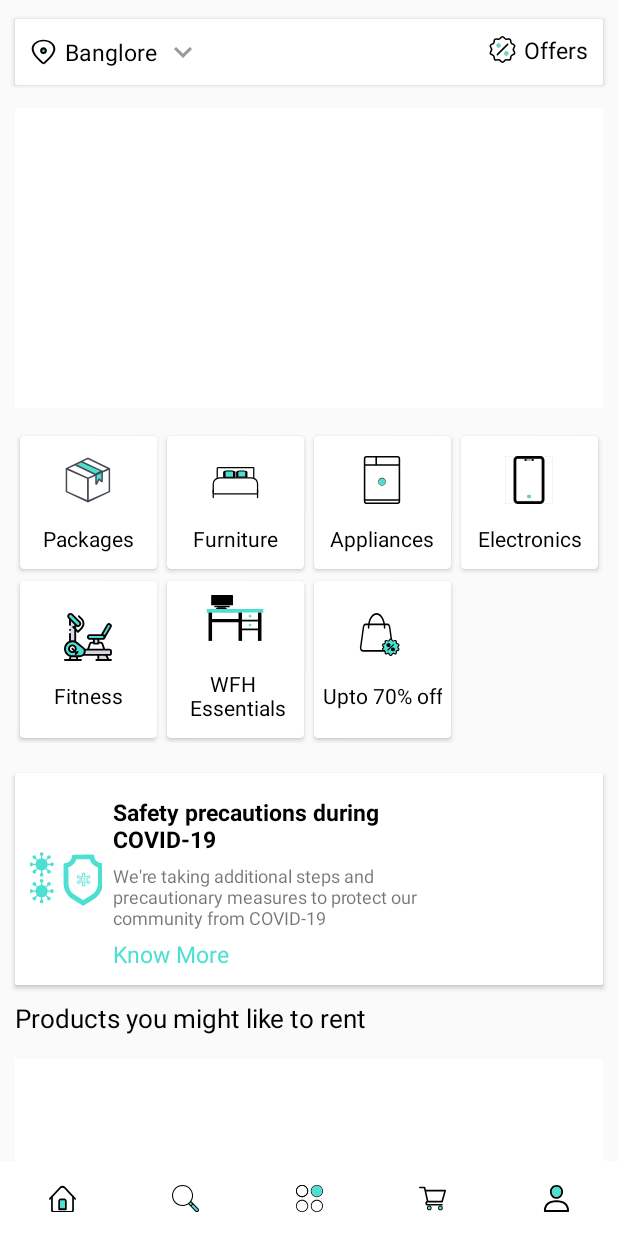
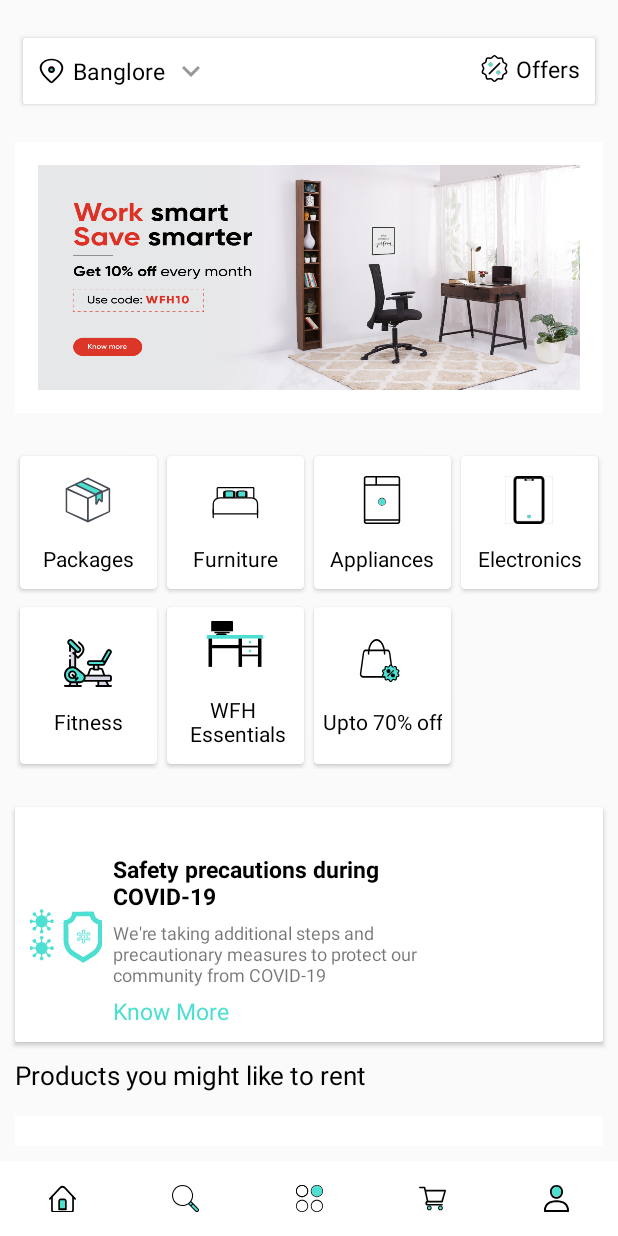
Before and after one commit to ishu260596/RentoMojo, an Android app: the screen it shows after launch (HomeActivity), on a phone screen of 412 x 824 dp. Run offline under Robolectric (Android 15) with nearby library versions, the light colour scheme and no system bars.

Commit message:
Home Fragment

```diff
--- a/RentoMojo/app/src/main/AndroidManifest.xml
+++ b/RentoMojo/app/src/main/AndroidManifest.xml
@@ -18,8 +18,6 @@
         </activity>
         <activity android:name=".activities.MainActivity" />
 
-        <activity android:name=".activities.MainActivity">
-        </activity>
     </application>
 
 </manifest>
--- a/RentoMojo/app/src/main/java/com/example/rentomojo/fragments/HomeFragment.java
+++ b/RentoMojo/app/src/main/java/com/example/rentomojo/fragments/HomeFragment.java
@@ -6,6 +6,7 @@ import androidx.annotation.NonNull;
 import androidx.annotation.Nullable;
 import androidx.cardview.widget.CardView;
 import androidx.fragment.app.Fragment;
+import androidx.recyclerview.widget.LinearLayoutManager;
 import androidx.recyclerview.widget.RecyclerView;
 
 import android.view.LayoutInflater;
@@ -15,6 +16,9 @@ import android.widget.Button;
 import android.widget.TextView;
 
 import com.example.rentomojo.R;
+import com.example.rentomojo.recyclerview.NewOfferAdapterVieHolderClass;
+
+import java.util.ArrayList;
 
 
 public class HomeFragment extends Fragment {
@@ -41,6 +45,24 @@ public class HomeFragment extends Fragment {
     public void onViewCreated(@NonNull View view, @Nullable Bundle savedInstanceState) {
         super.onViewCreated(view, savedInstanceState);
         initViews(view);
+        setFirstRecyclerView();
+        setSecondRecyclerView();
+    }
+
+    private void setFirstRecyclerView() {
+        ArrayList<Integer> imageList = new ArrayList<>();
+        imageList.add(R.drawable.discount_one_image);
+        imageList.add(R.drawable.discount_two_image);
+        imageList.add(R.drawable.discount_one_image);
+        imageList.add(R.drawable.discount_two_image);
+        LinearLayoutManager linearLayoutManager = new LinearLayoutManager(getContext(), RecyclerView.HORIZONTAL, false);
+        NewOfferAdapterVieHolderClass adapterVieHolderClass = new NewOfferAdapterVieHolderClass(imageList);
+        mRecyclerViewFirst.setLayoutManager(linearLayoutManager);
+        mRecyclerViewFirst.setAdapter(adapterVieHolderClass);
+    }
+
+    private void setSecondRecyclerView() {
+
     }
 
     private void initViews(View view) {
--- /dev/null
+++ b/RentoMojo/app/src/main/java/com/example/rentomojo/recyclerview/NewOfferAdapterVieHolderClass.java
@@ -0,0 +1,54 @@
+package com.example.rentomojo.recyclerview;
+
+import android.view.LayoutInflater;
+import android.view.View;
+import android.view.ViewGroup;
+import android.widget.ImageView;
+
+import androidx.annotation.NonNull;
+import androidx.recyclerview.widget.RecyclerView;
+
+import com.example.rentomojo.R;
+
+import java.util.ArrayList;
+
+public class NewOfferAdapterVieHolderClass extends RecyclerView.Adapter<NewOfferAdapterVieHolderClass.NewViewHolder> {
+    private ArrayList<Integer> imagelist;
+
+    public NewOfferAdapterVieHolderClass(ArrayList<Integer> imagelist) {
+        this.imagelist = imagelist;
+    }
+
+    @NonNull
+    @Override
+    public NewViewHolder onCreateViewHolder(@NonNull ViewGroup parent, int viewType) {
+        View view = LayoutInflater.from(parent.getContext()).inflate(R.layout.item_layout_home_frag_first_recycler_view,
+                parent, false);
+        return new NewViewHolder(view);
+    }
+
+    @Override
+    public void onBindViewHolder(@NonNull NewViewHolder holder, int position) {
+        int id = imagelist.get(position);
+        holder.setImage(id);
+
+    }
+
+    @Override
+    public int getItemCount() {
+        return imagelist.size();
+    }
+
+    class NewViewHolder extends RecyclerView.ViewHolder {
+        private ImageView mImageViewNewOffers;
+
+        public NewViewHolder(@NonNull View itemView) {
+            super(itemView);
+            mImageViewNewOffers = itemView.findViewById(R.id.imageViewNewOfferHF);
+        }
+
+        public void setImage(int id) {
+            mImageViewNewOffers.setBackgroundResource(id);
+        }
+    }
+}
--- /dev/null
+++ b/RentoMojo/app/src/main/java/com/example/rentomojo/recyclerview/NewOfferModelClass.java
@@ -0,0 +1,5 @@
+package com.example.rentomojo.recyclerview;
+
+class NewOfferModelClass {
+    private int image;
+}
--- a/RentoMojo/app/src/main/res/layout/fragment_home.xml
+++ b/RentoMojo/app/src/main/res/layout/fragment_home.xml
@@ -8,10 +8,14 @@
     <LinearLayout
         android:layout_width="match_parent"
         android:layout_height="match_parent"
-        android:layout_marginTop="@dimen/dp_7"
+        android:layout_marginTop="@dimen/dp_10"
         android:orientation="vertical">
 
-        <androidx.cardview.widget.CardView style="@style/cardViewInHomeFragmentsOuter">
+        <androidx.cardview.widget.CardView
+            style="@style/cardViewInHomeFragmentsOuter"
+            android:layout_marginStart="@dimen/dp_15"
+            android:layout_marginTop="@dimen/dp_15"
+            android:layout_marginEnd="@dimen/dp_15">
 
             <RelativeLayout style="@style/relativeLayoutInHomeFragmentOuter">
 
@@ -36,11 +40,12 @@
 
         <androidx.recyclerview.widget.RecyclerView
             android:id="@+id/recyclerViewFirstHF"
-            style="@style/recyclerViewInHomeFragmentOuter" />
+            style="@style/recyclerViewInHomeFragmentOuter"
+            android:layout_marginTop="@dimen/dp_25" />
 
         <LinearLayout
             style="@style/linearLayoutInHomeFragments"
-            android:layout_marginTop="@dimen/dp_15">
+            android:layout_marginTop="@dimen/dp_25">
 
             <androidx.cardview.widget.CardView
                 android:id="@+id/clPackagesHF"
@@ -113,7 +118,7 @@
 
         <LinearLayout
             style="@style/linearLayoutInHomeFragments"
-            android:layout_marginTop="@dimen/dp_1">
+            android:layout_marginTop="@dimen/dp_5">
 
             <androidx.cardview.widget.CardView
                 android:id="@+id/clFitnessHF"
@@ -174,10 +179,11 @@
 
         <androidx.cardview.widget.CardView
             style="@style/cardViewInHomeFragmentsOuter"
-            android:layout_marginTop="@dimen/dp_20"
+            android:layout_marginTop="@dimen/dp_25"
             android:paddingBottom="@dimen/dp_15">
 
-            <RelativeLayout style="@style/relativeLayoutInHomeFragmentOuter">
+            <RelativeLayout style="@style/relativeLayoutInHomeFragmentOuter"
+                android:layout_marginTop="@dimen/dp_15">
 
                 <ImageView
                     android:id="@+id/ivCoronaSafety"
@@ -242,6 +248,8 @@
                 android:layout_height="@dimen/dp_100"
                 android:layout_alignParentEnd="true"
                 android:layout_centerInParent="true"
+                android:layout_marginStart="@dimen/dp_5"
+                android:layout_marginEnd="@dimen/dp_5"
                 android:src="@drawable/ic_refer_earn" />
 
             <TextView
--- /dev/null
+++ b/RentoMojo/app/src/main/res/layout/item_layout_home_frag_first_recycler_view.xml
@@ -0,0 +1,16 @@
+<?xml version="1.0" encoding="utf-8"?>
+<FrameLayout xmlns:android="http://schemas.android.com/apk/res/android"
+    android:layout_width="match_parent"
+
+    android:layout_height="wrap_content">
+
+    <ImageView
+        android:id="@+id/imageViewNewOfferHF"
+        android:layout_width="match_parent"
+        android:layout_height="@dimen/dp_150"
+        android:layout_marginStart="@dimen/dp_5"
+        android:layout_marginTop="@dimen/dp_5"
+        android:layout_marginEnd="@dimen/dp_5"
+        android:layout_marginBottom="@dimen/dp_5"
+         />
+</FrameLayout>
--- a/RentoMojo/app/src/main/res/values/dimens.xml
+++ b/RentoMojo/app/src/main/res/values/dimens.xml
@@ -114,5 +114,7 @@
     <dimen name="sp_49">49sp</dimen>
     <dimen name="sp_50">50sp</dimen>
     <dimen name="dp_300">300dp</dimen>
+    <dimen name="dp_180">180dp</dimen>
+    <dimen name="dp_160">160dp</dimen>
 
 </resources>
--- a/RentoMojo/app/src/main/res/values/styles.xml
+++ b/RentoMojo/app/src/main/res/values/styles.xml
@@ -68,7 +68,7 @@
 
     <style name="recyclerViewInHomeFragmentOuter">
         <item name="android:layout_width">match_parent</item>
-        <item name="android:layout_height">@dimen/dp_200</item>
+        <item name="android:layout_height">wrap_content</item>
         <item name="android:padding">@dimen/dp_10</item>
         <item name="android:layout_marginStart">@dimen/dp_10</item>
         <item name="android:layout_marginEnd">@dimen/dp_10</item>
```
Also changed, not shown: RentoMojo/app/src/main/res/drawable-v24/discount_one_image.png (added), RentoMojo/app/src/main/res/drawable-v24/discount_two_image.png (added).
